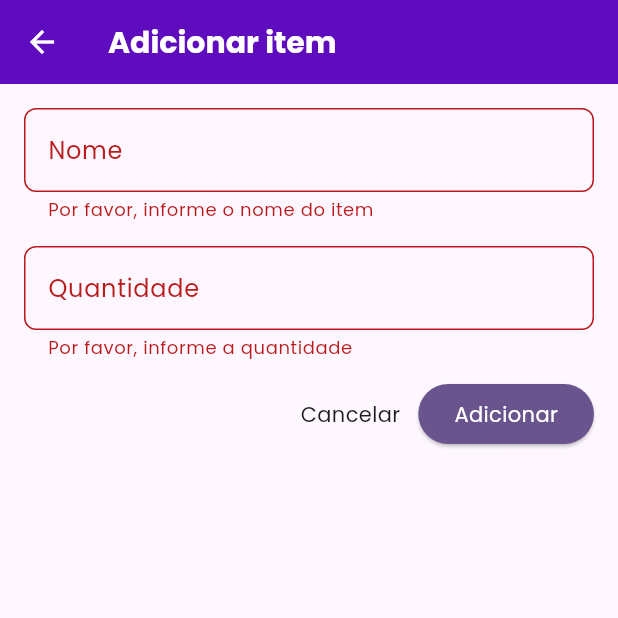
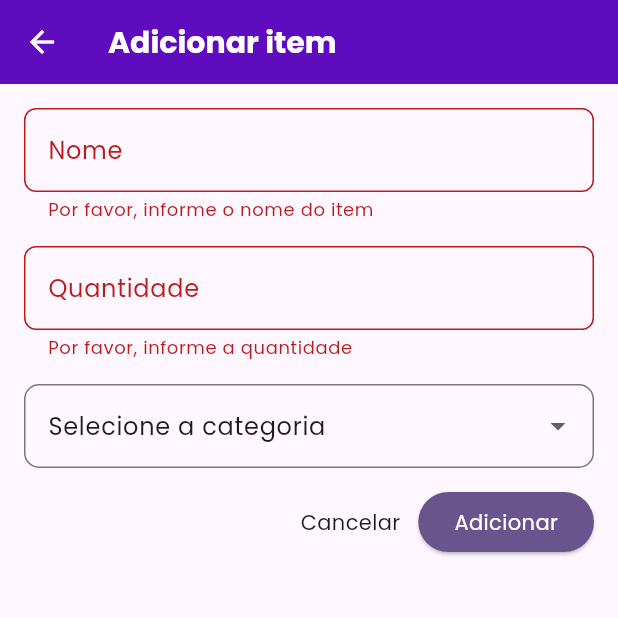
Before and after one commit to Anotherafael/shoplist, a Flutter app: the AddShopItemPage screen opened by its route, after a tap on "Adicionar", on a phone screen of 412 x 824 dp, the top half of it. Run offline on Flutter 3.47's test engine with Material 3 defaults, Android fonts, the phone set to English and light mode, and no system bars; our stand-ins replace dartz, equatable, flutter_riverpod, get_it, google_fonts, lottie and 1 more.

Commit message:
feat: implement category in shop item

```diff
--- a/lib/app/domain/entities/category_entity.dart
+++ b/lib/app/domain/entities/category_entity.dart
@@ -1,9 +1,15 @@
+import 'package:flutter/material.dart';
+
 abstract class CategoryEntity {
   String id;
   String name;
+  IconData icon;
+  Color color;
 
   CategoryEntity({
     required this.id,
     required this.name,
+    required this.icon,
+    required this.color,
   });
 }
--- a/lib/app/domain/entities/shop_item_entity.dart
+++ b/lib/app/domain/entities/shop_item_entity.dart
@@ -1,15 +1,15 @@
-// import 'category_entity.dart';
+import 'category_entity.dart';
 
 abstract class ShopItemEntity {
   String id;
   String name;
   int quantity;
-  // CategoryEntity category;
+  CategoryEntity category;
 
   ShopItemEntity({
     required this.id,
     required this.name,
     required this.quantity,
-    // required this.category,
+    required this.category,
   });
 }
--- /dev/null
+++ b/lib/app/infra/datasources/category_source_impl.dart
@@ -0,0 +1,13 @@
+import 'package:shoplist/app/domain/datasources/category_source.dart';
+import 'package:shoplist/app/domain/entities/category_entity.dart';
+import 'package:shoplist/app/infra/mocked_data/categories_mock.dart';
+import 'package:shoplist/app/infra/models/enums/categories.dart';
+
+class CategorySource implements ICategorySource {
+  Map<Categories, CategoryEntity> categoryMap = categoriesMock;
+
+  @override
+  Future<Map<Categories, CategoryEntity>> fetch() {
+    return Future.value(categoryMap);
+  }
+}
--- /dev/null
+++ b/lib/app/infra/models/category_model.dart
@@ -0,0 +1,22 @@
+import 'package:flutter/material.dart';
+import 'package:uuid/uuid.dart';
+
+import '../../domain/entities/category_entity.dart';
+
+class CategoryModel implements CategoryEntity {
+  @override
+  String id;
+  @override
+  String name;
+  @override
+  IconData icon;
+  @override
+  Color color;
+
+  CategoryModel(
+    icon, {
+    required this.name,
+    required this.color,
+  })  : id = const Uuid().v4(),
+        icon = icon ?? Icons.shopping_cart;
+}
--- a/lib/app/infra/models/shop_item_model.dart
+++ b/lib/app/infra/models/shop_item_model.dart
@@ -1,3 +1,4 @@
+import 'package:shoplist/app/domain/entities/category_entity.dart';
 import 'package:uuid/uuid.dart';
 
 import '../../domain/entities/shop_item_entity.dart';
@@ -6,6 +7,7 @@ class ShopItemModel implements ShopItemEntity {
   ShopItemModel({
     required this.name,
     required this.quantity,
+    required this.category,
   }) : id = const Uuid().v4();
 
   @override
@@ -16,4 +18,7 @@ class ShopItemModel implements ShopItemEntity {
 
   @override
   int quantity;
+
+  @override
+  CategoryEntity category;
 }
--- /dev/null
+++ b/lib/app/infra/providers/categories.provider.dart
@@ -0,0 +1,25 @@
+import 'package:flutter_riverpod/flutter_riverpod.dart';
+import 'package:shoplist/app/domain/entities/category_entity.dart';
+import 'package:shoplist/app/infra/repositories/category_repository_impl.dart';
+
+import '../../presenter/core/injection_container.dart';
+import '../models/enums/categories.dart';
+
+class CategoryNotifier extends StateNotifier<Map<Categories, CategoryEntity>> {
+  CategoryNotifier() : super({});
+
+  final _repository = getIt<CategoryRepository>();
+
+  Future<void> fetch() async {
+    final response = await _repository.fetch();
+    response.fold(
+      (l) => null,
+      (r) => state = r,
+    );
+  }
+}
+
+final categoriesProvider =
+    StateNotifierProvider<CategoryNotifier, Map<Categories, CategoryEntity>>(
+  (ref) => CategoryNotifier(),
+);
--- /dev/null
+++ b/lib/app/infra/repositories/category_repository_impl.dart
@@ -0,0 +1,26 @@
+import 'package:dartz/dartz.dart';
+import 'package:shoplist/app/domain/core/error/failures.dart';
+import 'package:shoplist/app/domain/entities/category_entity.dart';
+import 'package:shoplist/app/domain/repositories/category_repository.dart';
+import 'package:shoplist/app/infra/datasources/category_source_impl.dart';
+
+import '../models/enums/categories.dart';
+
+class CategoryRepository implements ICategoryRepository {
+  CategoryRepository({
+    required CategorySource categorySource,
+  }) : _categorySource = categorySource;
+
+  final CategorySource _categorySource;
+
+  @override
+  Future<Either<Failure, Map<Categories, CategoryEntity>>> fetch() async {
+    try {
+      Map<Categories, CategoryEntity> categoryMap =
+          await _categorySource.fetch();
+      return right(categoryMap);
+    } catch (e) {
+      return Left(DatabaseFailure());
+    }
+  }
+}
--- /dev/null
+++ b/lib/app/presenter/modules/add/components/category_form_field.dart
@@ -0,0 +1,32 @@
+import 'package:flutter/material.dart';
+import 'package:flutter_riverpod/flutter_riverpod.dart';
+import 'package:shoplist/app/infra/models/category_model.dart';
+
+import '../../../core/injection_container.dart';
+import '../controllers/add_shop_item_page_controller.dart';
+
+class CategoryFormFieldWidget extends ConsumerWidget {
+  CategoryFormFieldWidget({super.key});
+
+  final _controller = getIt<AddShopItemPageController>();
+
+  @override
+  Widget build(BuildContext context, WidgetRef ref) {
+    return DropdownButtonFormField(
+      hint: Text(
+        'Selecione a categoria',
+        style: Theme.of(context).textTheme.bodyLarge!.copyWith(
+              color: Theme.of(context).colorScheme.onBackground,
+            ),
+      ),
+      decoration: InputDecoration(
+        border: OutlineInputBorder(
+          borderRadius: BorderRadius.circular(10),
+        ),
+      ),
+      items: _controller.fetch(ref),
+      onChanged: (value) {},
+      onSaved: (value) => _controller.setCategory(value! as CategoryModel),
+    );
+  }
+}
--- a/lib/app/presenter/modules/add/controllers/add_shop_item_page_controller.dart
+++ b/lib/app/presenter/modules/add/controllers/add_shop_item_page_controller.dart
@@ -1,6 +1,8 @@
 import 'package:flutter/material.dart';
 import 'package:flutter_riverpod/flutter_riverpod.dart';
+import 'package:shoplist/app/infra/models/category_model.dart';
 import 'package:shoplist/app/infra/models/shop_item_model.dart';
+import 'package:shoplist/app/infra/providers/categories.provider.dart';
 
 import '../../../../infra/providers/shop_item_provider.dart';
 import '../../../core/injection_container.dart';
@@ -13,6 +15,7 @@ class AddShopItemPageController {
   final _navigationService = getIt<NavigationService>();
   static late String name;
   static late int quantity;
+  static late CategoryModel category;
 
   Future<void> add(WidgetRef ref, GlobalKey<FormState> formKey) async {
     if (formKey.currentState!.validate()) {
@@ -20,7 +23,7 @@ class AddShopItemPageController {
         ref.read(isLoadingOnAddShopItem.notifier).state = true;
       }
       formKey.currentState!.save();
-      final shopItem = createModel(name, quantity);
+      final shopItem = createModel(name, quantity, category);
       ref.read(shopItemProvider).add(shopItem);
       Future.delayed(Durations.extralong4);
       ref.read(isLoadingOnAddShopItem.notifier).state = false;
@@ -28,8 +31,40 @@ class AddShopItemPageController {
     }
   }
 
-  ShopItemModel createModel(String name, int quantity) {
-    final shopItem = ShopItemModel(name: name, quantity: quantity);
+  List<DropdownMenuItem<Object>>? fetch(WidgetRef ref) {
+    ref.watch(categoriesProvider.notifier).fetch();
+    return ref
+        .watch(categoriesProvider)
+        .values
+        .map<DropdownMenuItem<Object>>(
+          (category) => DropdownMenuItem(
+            value: category,
+            child: Row(
+              children: [
+                CircleAvatar(
+                  radius: 16,
+                  backgroundColor: category.color.withOpacity(0.6),
+                  child: Icon(
+                    size: 20,
+                    category.icon,
+                    color: Colors.black,
+                  ),
+                ),
+                const SizedBox(width: 12),
+                Text(category.name),
+              ],
+            ),
+          ),
+        )
+        .toList();
+  }
+
+  ShopItemModel createModel(String name, int quantity, CategoryModel category) {
+    final shopItem = ShopItemModel(
+      name: name,
+      quantity: quantity,
+      category: category,
+    );
     return shopItem;
   }
 
@@ -45,4 +80,8 @@ class AddShopItemPageController {
   void setQuantity(int quantity) {
     AddShopItemPageController.quantity = quantity;
   }
+
+  void setCategory(CategoryModel category) {
+    AddShopItemPageController.category = category;
+  }
 }
--- a/lib/app/presenter/modules/add/pages/add_shop_item_page.dart
+++ b/lib/app/presenter/modules/add/pages/add_shop_item_page.dart
@@ -1,5 +1,6 @@
 import 'package:flutter/material.dart';
 import 'package:flutter_riverpod/flutter_riverpod.dart';
+import 'package:shoplist/app/presenter/modules/add/components/category_form_field.dart';
 import 'package:shoplist/app/presenter/modules/add/components/form_buttons.dart';
 import 'package:shoplist/app/presenter/modules/add/components/quantity_form_field.dart';
 import '../components/name_form_field.dart';
@@ -33,6 +34,8 @@ class _AddShopItemPageState extends ConsumerState<AddShopItemPage> {
               NameFormField(),
               const SizedBox(height: 16),
               QuantityFormField(),
+              const SizedBox(height: 16),
+              CategoryFormFieldWidget(),
               const SizedBox(height: 12),
               FormButtonsWidget(
                 formKey: formKey,
--- a/pubspec.yaml
+++ b/pubspec.yaml
@@ -15,6 +15,7 @@ dependencies:
   get_it: ^7.6.7
   google_fonts: ^6.1.0
   lottie: ^3.0.0
+  material_symbols_icons: ^4.2719.1
   uuid: ^4.3.3
 
 dev_dependencies:
```
Also changed, not shown: lib/app/domain/datasources/category_source.dart (added, +7 -0 lines), lib/app/domain/repositories/category_repository.dart (added, +9 -0 lines), lib/app/infra/mocked_data/categories_mock.dart (added, +83 -0 lines), lib/app/infra/mocked_data/shopitems_mock.dart (+15 -8 lines), lib/app/infra/models/enums/categories.dart (added, +17 -0 lines), lib/app/presenter/core/injection_container.dart (+7 -1 lines), lib/app/presenter/modules/list/components/list_item.dart (+5 -5 lines), pubspec.lock.
